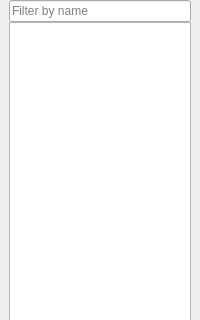
The window that SQLiteStudio3/guiSQLiteStudio/dbtree/dbtree.ui (pawelsalawa/sqlitestudio) describes before a commit, drawn with Qt 5; both pictures show x 0 to 200 and y 0 to 320 of the 200 by 618 pixel window.
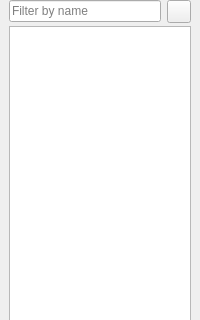
The same window after the commit. Custom widgets are drawn as their Qt base class.

Commit message: #5165 Database list can be now synced/linked with active MDI window using the toggle button on top of the database list.

The edit to the form file:
```diff
--- a/SQLiteStudio3/guiSQLiteStudio/dbtree/dbtree.ui
+++ b/SQLiteStudio3/guiSQLiteStudio/dbtree/dbtree.ui
@@ -25,7 +25,7 @@
      <number>0</number>
     </property>
     <property name="verticalSpacing">
-     <number>0</number>
+     <number>3</number>
     </property>
     <item row="1" column="0">
      <widget class="DbTreeView" name="treeView">
@@ -71,6 +71,16 @@
          </property>
         </widget>
        </item>
+       <item>
+        <widget class="QToolButton" name="linkButton">
+         <property name="text">
+          <string notr="true"/>
+         </property>
+         <property name="checkable">
+          <bool>true</bool>
+         </property>
+        </widget>
+       </item>
       </layout>
      </widget>
     </item>
```
The commit also changes 27 other files.
